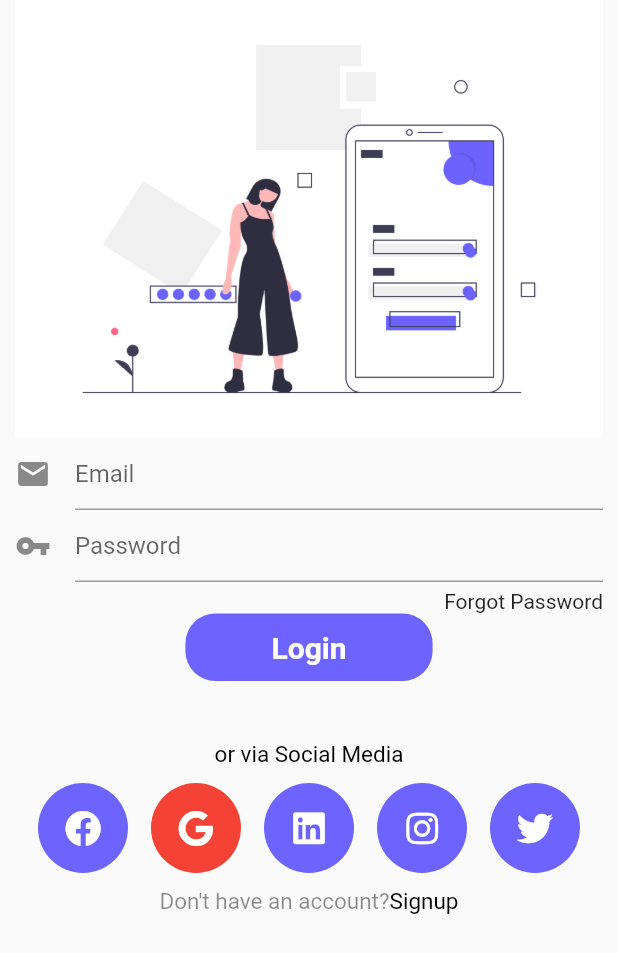
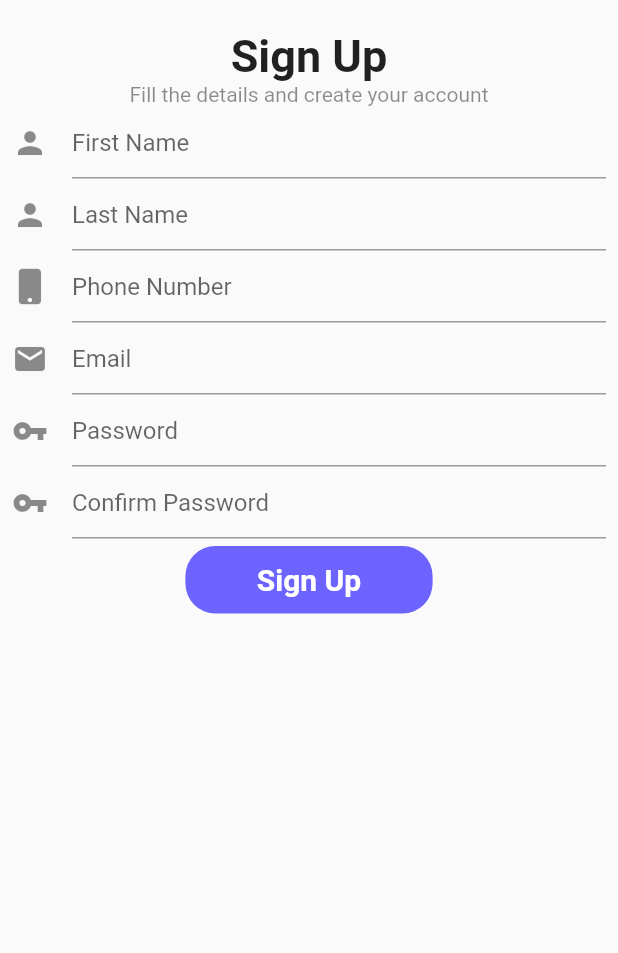
Before and after one commit to MuhammadSaad420/social_app, a Flutter app: the screen it shows after launch, after a tap on "Sign Up", on a phone screen of 412 x 824 dp. Shown: the top 953 px of the screen. Run offline on Flutter 3.47's test engine with Material 2 defaults, Android fonts, the phone set to English and light mode, and no system bars; our stand-ins replace font_awesome_flutter.

Commit message:
signup api testing

```diff
--- a/lib/routes/routes.dart
+++ b/lib/routes/routes.dart
@@ -1,2 +1,3 @@
 export 'welcome_screen.dart';
 export 'login_screen.dart';
+export 'signup_screen.dart';
--- /dev/null
+++ b/lib/routes/signup_screen.dart
@@ -0,0 +1,217 @@
+import 'package:flutter/material.dart';
+import 'package:font_awesome_flutter/font_awesome_flutter.dart';
+import 'package:social_app/widgets/reusable_button.dart';
+import 'package:http/http.dart' as http;
+import '../constant.dart';
+
+class SignUpScreen extends StatefulWidget {
+  @override
+  _SignUpScreenState createState() => _SignUpScreenState();
+}
+
+class _SignUpScreenState extends State<SignUpScreen> {
+  final _key = GlobalKey<FormState>();
+  String prefixUrl = r'http://3.131.4.14/api/v1/users/?user[email]=';
+  String firstName;
+  String lastName;
+  String phoneNumber;
+  String email;
+  String password;
+  String confirmPassword;
+
+  @override
+  Widget build(BuildContext context) {
+    return Scaffold(
+      body: SafeArea(
+        child: SingleChildScrollView(
+          child: Center(
+            child: Padding(
+              padding: const EdgeInsets.fromLTRB(8, 20, 8, 0),
+              child: Container(
+                child: Column(
+                  crossAxisAlignment: CrossAxisAlignment.center,
+                  children: [
+                    Container(
+                      child: Column(
+                        children: [
+                          Text(
+                            'Sign Up',
+                            style: TextStyle(
+                                fontWeight: FontWeight.bold, fontSize: 30),
+                          ),
+                          Text(
+                            'Fill the details and create your account',
+                            style: TextStyle(color: Colors.black45),
+                          ),
+                        ],
+                      ),
+                    ),
+                    Container(
+                      child: Form(
+                        key: _key,
+                        child: Column(
+                          children: [
+                            TextFormField(
+                              decoration: const InputDecoration(
+                                icon: Icon(Icons.person),
+                                hintText: "First Name",
+                              ),
+                              validator: _validateFName,
+                            ),
+                            TextFormField(
+                              decoration: const InputDecoration(
+                                icon: Icon(Icons.person),
+                                hintText: "Last Name",
+                              ),
+                              validator: _validateLName,
+                            ),
+                            TextFormField(
+                              decoration: const InputDecoration(
+                                icon: Icon(FontAwesomeIcons.mobile),
+                                hintText: "Phone Number",
+                              ),
+                              validator: _validateNumber,
+                            ),
+                            TextFormField(
+                              decoration: const InputDecoration(
+                                icon: Icon(Icons.mail),
+                                hintText: "Email",
+                              ),
+                              validator: _validateEmail,
+                            ),
+                            TextFormField(
+                              decoration: const InputDecoration(
+                                icon: Icon(Icons.vpn_key),
+                                hintText: "Password",
+                              ),
+                              obscureText: true,
+                              validator: _validatePassword,
+                            ),
+                            TextFormField(
+                              decoration: const InputDecoration(
+                                icon: Icon(Icons.vpn_key),
+                                hintText: "Confirm Password",
+                              ),
+                              obscureText: true,
+                              validator: _confirmPassword,
+                            ),
+                            SizedBox(
+                              height: 5,
+                            ),
+                            ReusableButton(
+                              function: () {
+                                //postUser();
+                                if (_key.currentState.validate()) {
+                                  setState(() {});
+                                  print(email);
+                                  print(password);
+                                  postUser();
+                                }
+                              },
+                              textColor: Colors.white,
+                              title: 'Sign Up',
+                              backgroundColor: kPurpleColor,
+                              border: Colors.transparent,
+                            ),
+                          ],
+                        ),
+                      ),
+                    )
+                  ],
+                ),
+              ),
+            ),
+          ),
+        ),
+      ),
+    );
+  }
+
+  String _validateEmail(String value) {
+    RegExp emailpattern = RegExp(
+        r"^[a-zA-Z0-9.!#$%&'*+/=?^_`{|}~-]+@[a-zA-Z0-9-]+(?:\.[a-zA-Z0-9-]+)*$",
+        caseSensitive: false,
+        multiLine: false);
+    if (value.isEmpty) {
+      return "Field cannot be empty";
+    } else if (!emailpattern.hasMatch(value)) {
+      return "Enter a valid email";
+    } else {
+      email = value;
+      return null;
+    }
+  }
+
+  String _validatePassword(String value) {
+    if (value.length < 8) {
+      return "At least 8 chars!";
+    } else {
+      password = value;
+      return null;
+    }
+  }
+
+  String _validateFName(String value) {
+    if (value.isEmpty) {
+      return "Field cannot be empty";
+    } else {
+      firstName = value;
+      return null;
+    }
+  }
+
+  String _validateLName(String value) {
+    if (value.isEmpty) {
+      return "Field cannot be empty";
+    } else {
+      lastName = value;
+      return null;
+    }
+  }
+
+  String _validateNumber(String value) {
+    if (value.isEmpty) {
+      return "Field cannot be empty";
+    } else {
+      phoneNumber = value;
+      return null;
+    }
+  }
+
+  String _confirmPassword(String value) {
+    if (value.isEmpty) {
+      return "Field cannot be empty";
+    } else if (value != password) {
+      return "Passwords are not matching";
+    } else {
+      confirmPassword = value;
+      return null;
+    }
+  }
+
+  //http://3.131.4.14/api/v1/users/?user[email]=saadmalik42011@gmail.com&user[first_name]=saad&user[last_name]
+  //=malik&user[phone]=945888944343&PushToken=pushasdfasd4cwerqwecda4qrcadqd3der3rqwer33qe&
+  //user[password]=123456712&user[password_confirmation]=123456712
+  void postUser() async {
+    String url = prefixUrl + '''$email''';
+    url = url + '''&user[first_name]=''' + firstName;
+    url = url + '''&user[last_name]=''' + lastName;
+    url = url + '''&user[phone]=''' + phoneNumber;
+    url = url +
+        '''&PushToken=pushasdfasd4cwerqwecda4qrcadqd3der3rqwer33qe&user[password]=''' +
+        password;
+    url = url + '''&user[password_confirmation]=''' + confirmPassword;
+    print(url);
+
+    final response = await http.post(
+      Uri.parse(url),
+    );
+    if (response.statusCode == 201) {
+      print('working fine');
+
+      //return User.fromJson(jsonDecode(response.body));
+    } else {
+      throw Exception('Failed to load data');
+    }
+  }
+}
--- a/lib/routes/welcome_screen.dart
+++ b/lib/routes/welcome_screen.dart
@@ -45,7 +45,7 @@ class WelcomeScreen extends StatelessWidget {
                         Navigator.push(
                           context,
                           MaterialPageRoute(
-                            builder: (context) => LoginScreen(),
+                            builder: (context) => SignUpScreen(),
                           ),
                         );
                       },
```
